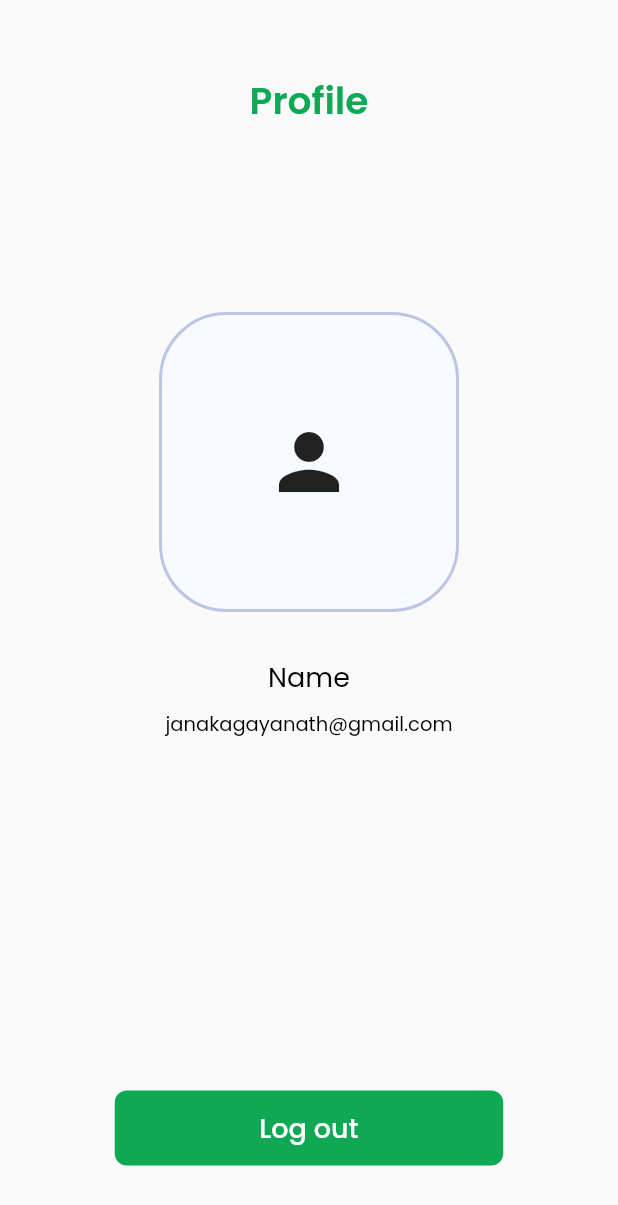
After one commit to JGayanath/Grocery, a Flutter app: the Profile_page screen opened directly, on a phone screen of 412 x 824 dp. The commit adds this screen. Shown: the top 1205 px of the screen. Run offline on Flutter 3.47's test engine with Material 2 defaults, Android fonts, the phone set to English and light mode, and no system bars; our stand-ins replace animate_do, google_fonts.

Commit message:
profile, success and produt details screen create

```diff
--- a/lib/screens/home/home_screen.dart
+++ b/lib/screens/home/home_screen.dart
@@ -16,7 +16,8 @@ class _Home_ScreenState extends State<Home_Screen> {
   Widget build(BuildContext context) {
     final size = MediaQuery.of(context).size;
     return Scaffold(
-      body: Container(
+      body: SafeArea(
+        child: Container(
           width: size.width,
           height: size.height,
           padding: EdgeInsets.symmetric(horizontal: 27.0),
@@ -46,6 +47,7 @@ class _Home_ScreenState extends State<Home_Screen> {
             ],
           ),
         ),
+      ),
     );
   }
 }
--- /dev/null
+++ b/lib/screens/profile/profile.dart
@@ -0,0 +1,63 @@
+
+import 'package:flutter/material.dart';
+import 'package:grocery/components/custom_button.dart';
+import 'package:grocery/components/custom_text.dart';
+import 'package:grocery/utils/app_colors.dart';
+
+class Profile_page extends StatefulWidget {
+  const Profile_page({Key? key}) : super(key: key);
+
+  @override
+  State<Profile_page> createState() => _Profile_pageState();
+}
+class _Profile_pageState extends State<Profile_page> {
+  @override
+  Widget build(BuildContext context) {
+    return Scaffold(
+      body: SafeArea(
+        child: Container(
+          padding: const EdgeInsets.only(top: 49),
+          child: SingleChildScrollView(
+            child: Center(
+              child: Column(
+                mainAxisAlignment: MainAxisAlignment.spaceBetween,
+                children: [
+                  Custom_Text("Profile",fontSize: 25,color: AppColors.prymeryColor,),
+                  SizedBox(
+                    height: 122,
+                  ),
+                  Container(
+                    width: 200,
+                    height: 200,
+                    decoration: BoxDecoration(
+                      border: Border.all(color: Color(0xffBCC5E3),width:2),
+                      color: Color(0xffF7FAFF),
+                      borderRadius: BorderRadius.circular(45),
+                    ),
+                    child: Icon(Icons.person,size: 60,),
+                  ),
+                  SizedBox(
+                    height: 30,
+                  ),
+                  Custom_Text("Name",fontSize: 18,color:Colors.black,fontWeight: FontWeight.w400,),
+                  SizedBox(
+                    height: 8,
+                  ),
+                  Custom_Text("janakagayanath@gmail.com",fontSize: 13,color:Colors.black,fontWeight: FontWeight.w400,),
+                  SizedBox(
+                    height: 235,
+                  ),
+                  Custom_Button(onTap:()=>null, text: "Log out"),
+                  SizedBox(
+                    height: 76,
+                  ),
+
+                ],
+              ),
+            ),
+          ),
+        ),
+      ),
+    );
+  }
+}
```
Also changed, not shown: lib/models/Vegitable.dart (+10 -4 lines), lib/screens/cart/success.dart (added, +61 -0 lines), lib/screens/home/product_details/product_details.dart (added, +149 -0 lines), lib/screens/home/product_details/widgets/counter_section.dart (added, +37 -0 lines), lib/screens/home/product_details/widgets/related_products.dart (added, +66 -0 lines), lib/screens/home/product_grid.dart (+9 -2 lines), assets/images/smile.png (added), pubspec.lock. Lines whose indentation alone changed are shown as unchanged.
